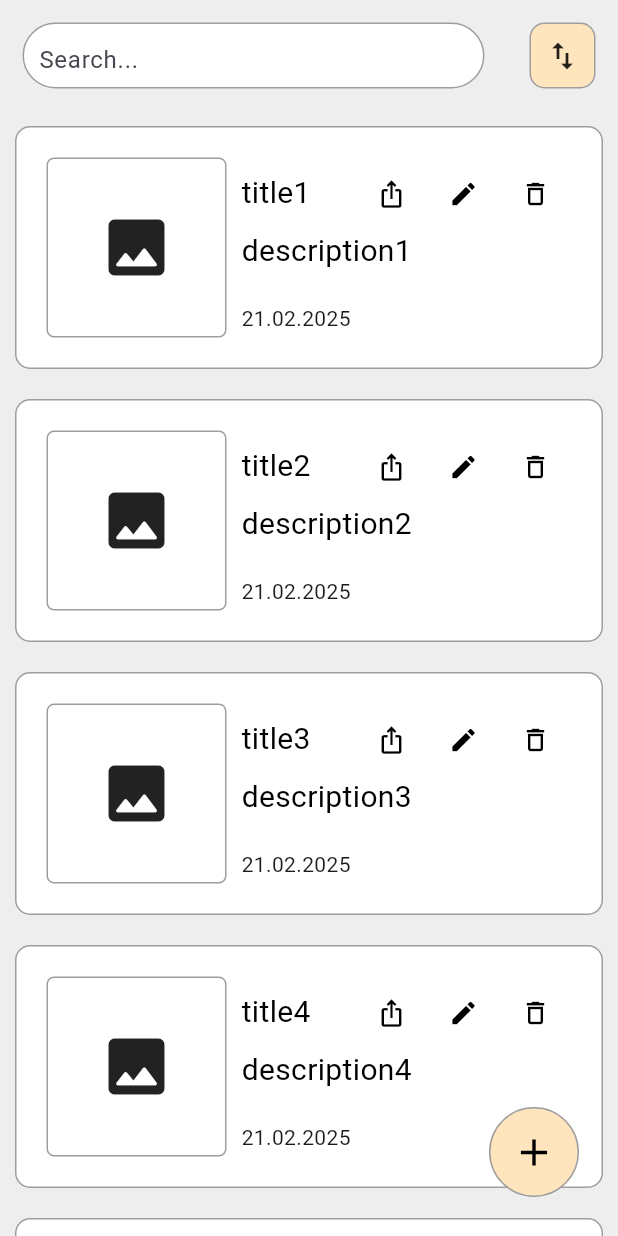
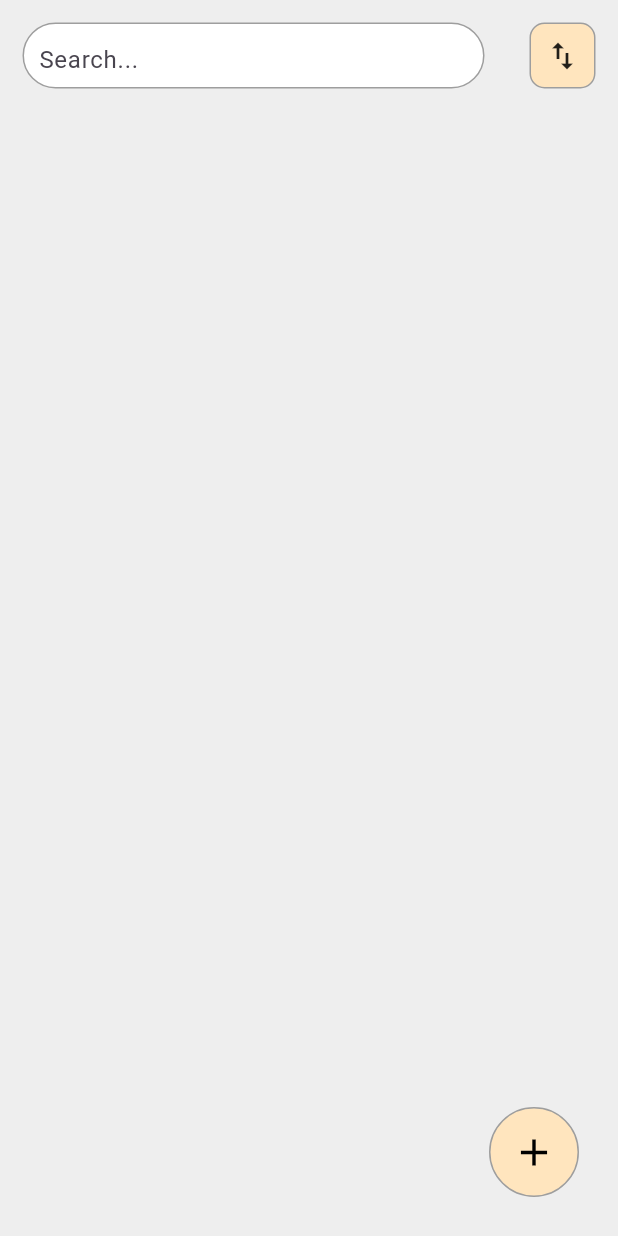
Before and after one commit to fluttberry/to_do_app_2, a Flutter app: the screen it shows after launch, on a phone screen of 412 x 824 dp. Run offline on Flutter 3.47's test engine with Material 3 defaults, Android fonts, the light colour scheme and no system bars.

Commit message:
updated ready homework

```diff
--- a/lib/ui/todo_home_page.dart
+++ b/lib/ui/todo_home_page.dart
@@ -12,11 +12,11 @@ class ToDoHomePage extends StatefulWidget {
 
 class _ToDoHomePageState extends State<ToDoHomePage> {
   List<ToDoModel> todos = [
-    ToDoModel(title: 'title1', description: 'description1'),
-    ToDoModel(title: 'title2', description: 'description2'),
-    ToDoModel(title: 'title3', description: 'description3'),
-    ToDoModel(title: 'title4', description: 'description4'),
-    ToDoModel(title: 'title5', description: 'description5'),
+  //   ToDoModel(title: 'title1', description: 'description1'),
+  //   ToDoModel(title: 'title2', description: 'description2'),
+  //   ToDoModel(title: 'title3', description: 'description3'),
+  //   ToDoModel(title: 'title4', description: 'description4'),
+  //   ToDoModel(title: 'title5', description: 'description5'),
   ];
 
 
```
